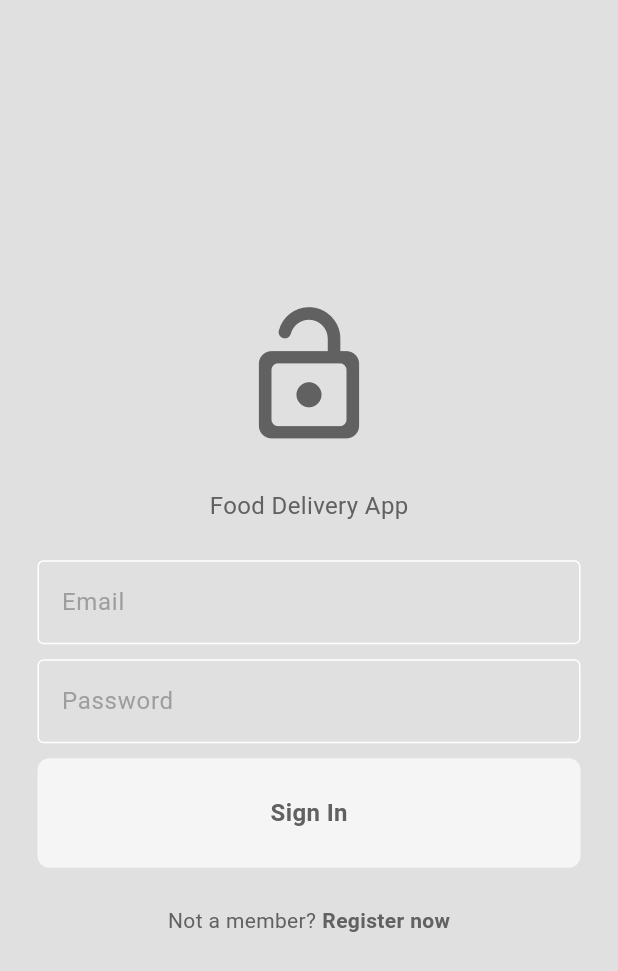
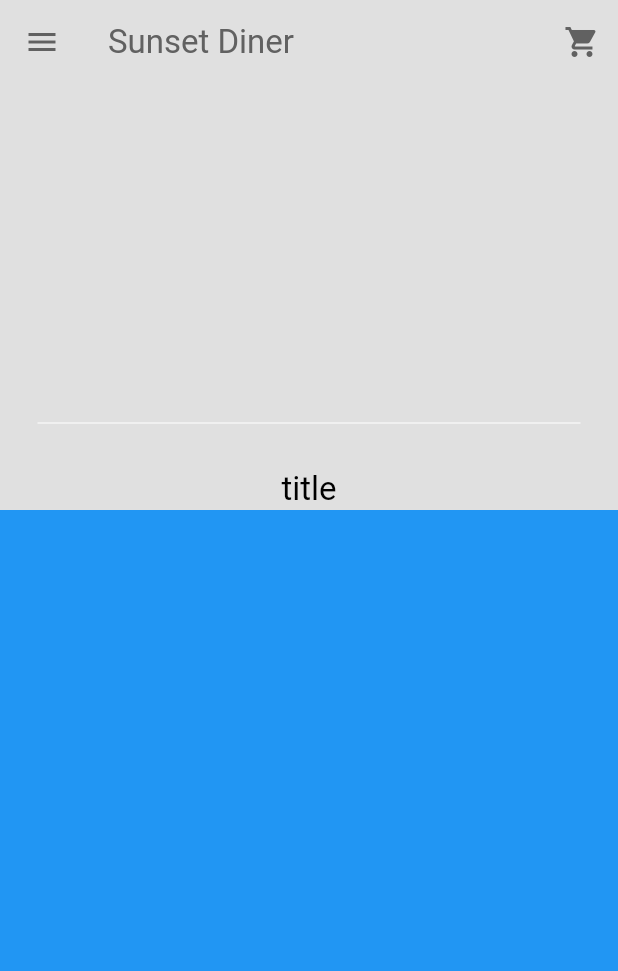
Before and after one commit to MalithKeerthisinghe/Flutter-Food-Delivery-App-With-Backend, a Flutter app: the screen it shows after launch, after a tap on "Sign In", on a phone screen of 412 x 824 dp. Shown: the top 971 px of the screen. Run offline on Flutter 3.47's test engine with Material 3 defaults, Android fonts, the phone set to English and light mode, and no system bars.

Commit message:
adding some pages and design them, adding  light mode and dark mode changing in settings
components
 1. my_current_location.dart
 2. my_drawer.dart
 3. my_drawer_tile.dart
 4. my_silver_app_bar.dart
pages
 1. home_page.dart
 2. settings_page.dart

```diff
--- /dev/null
+++ b/devtools_options.yaml
@@ -0,0 +1,3 @@
+description: This file stores settings for Dart & Flutter DevTools.
+documentation: https://docs.flutter.dev/tools/devtools/extensions#configure-extension-enablement-states
+extensions:
--- /dev/null
+++ b/lib/components/my_silver_app_bar.dart
@@ -0,0 +1,42 @@
+import 'package:flutter/material.dart';
+
+class MySilverAppBar extends StatelessWidget {
+  final Widget child;
+  final Widget title;
+
+  const MySilverAppBar({
+    super.key,
+    required this.child,
+    required this.title,
+  });
+
+  @override
+  Widget build(BuildContext context) {
+    return SliverAppBar(
+      expandedHeight: 340,
+      collapsedHeight: 120,
+      floating: false,
+      pinned: true,
+      actions: [
+        // cart button
+        IconButton(
+          onPressed: () {},
+          icon: const Icon(Icons.shopping_cart),
+        )
+      ],
+      backgroundColor: Theme.of(context).colorScheme.surface,
+      foregroundColor: Theme.of(context).colorScheme.inversePrimary,
+      title: const Text("Sunset Diner"),
+      flexibleSpace: FlexibleSpaceBar(
+        background: Padding(
+          padding: const EdgeInsets.only(bottom: 50.0),
+          child: child,
+        ),
+        title: title,
+        centerTitle: true,
+        titlePadding: const EdgeInsets.only(left: 0, right: 0, top: 0),
+        expandedTitleScale: 1,
+      ),
+    );
+  }
+}
--- /dev/null
+++ b/lib/pages/home_page.dart
@@ -0,0 +1,42 @@
+import 'package:flutter/material.dart';
+import 'package:food_delivery_app/components/my_drawer.dart';
+import 'package:food_delivery_app/components/my_silver_app_bar.dart';
+
+class HomePage extends StatefulWidget {
+  const HomePage({super.key});
+
+  @override
+  State<HomePage> createState() => _HomePageState();
+}
+
+class _HomePageState extends State<HomePage> {
+  @override
+  Widget build(BuildContext context) {
+    return Scaffold(
+      drawer: MyDrawer(),
+      body: NestedScrollView(
+          headerSliverBuilder: (context, innerBoxIsScrolled) => [
+                MySilverAppBar(
+                  child: Column(
+                    mainAxisAlignment: MainAxisAlignment.end,
+                    children: [
+                      Divider(
+                        indent: 25,
+                        endIndent: 25,
+                        color: Theme.of(context).colorScheme.secondary,
+                      ),
+
+                      // my current location
+
+                      // description box
+                    ],
+                  ),
+                  title: Text("title"),
+                ),
+              ],
+          body: Container(
+            color: Colors.blue,
+          )),
+    );
+  }
+}
--- a/lib/pages/login_page.dart
+++ b/lib/pages/login_page.dart
@@ -1,6 +1,8 @@
 import 'package:flutter/material.dart';
 import 'package:food_delivery_app/components/my_button.dart';
 import 'package:food_delivery_app/components/my_textfield.dart';
+
+import 'home_page.dart';
 
 class LoginPage extends StatefulWidget {
   final void Function()? onTap;
@@ -15,6 +17,23 @@ class _LoginPageState extends State<LoginPage> {
   // text editing controllers
   final TextEditingController emailController = TextEditingController();
   final TextEditingController passwordController = TextEditingController();
+
+  // login method
+  void login() {
+    /*
+
+    fill out authentication here...
+
+    */
+
+    // navigate to the home page
+    Navigator.push(
+      context,
+      MaterialPageRoute(
+        builder: (context) => const HomePage(),
+      ),
+    );
+  }
 
   @override
   Widget build(BuildContext context) {
@@ -65,7 +84,7 @@ class _LoginPageState extends State<LoginPage> {
             // sign in button
             MyButton(
               text: "Sign In",
-              onTap: () {},
+              onTap: login,
             ),
 
             const SizedBox(height: 25),
```
Also changed, not shown: lib/components/my_current_location.dart (added, +21 -0 lines), lib/components/my_drawer.dart (added, +67 -0 lines), lib/components/my_drawer_tile.dart (added, +32 -0 lines), lib/pages/settings_page.dart (added, +53 -0 lines).
